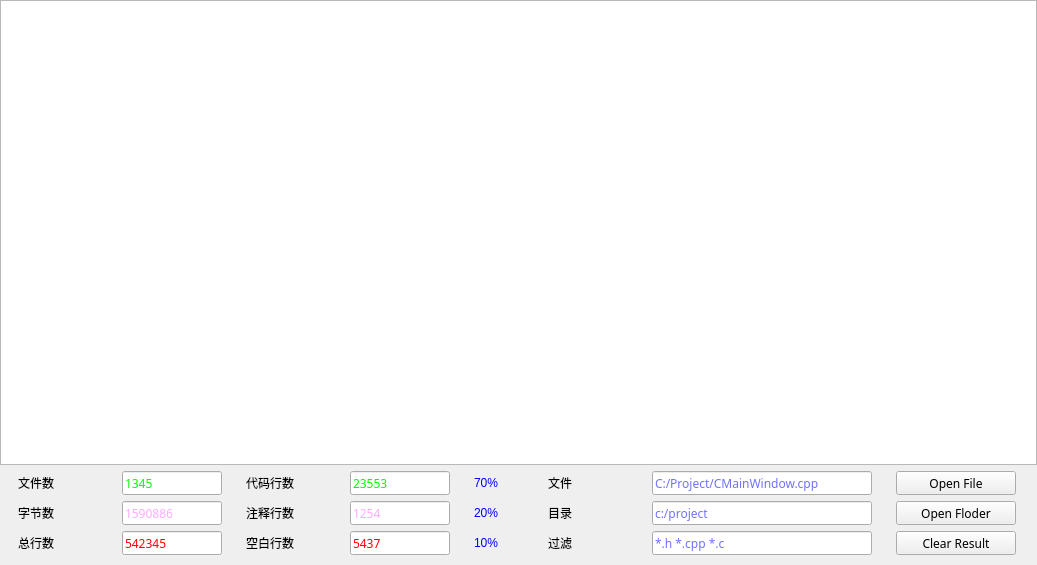
This is v5/mainwindow.ui in ScottYijun/CountCodeLines as Qt 5 draws it before an edit. The edited form follows.
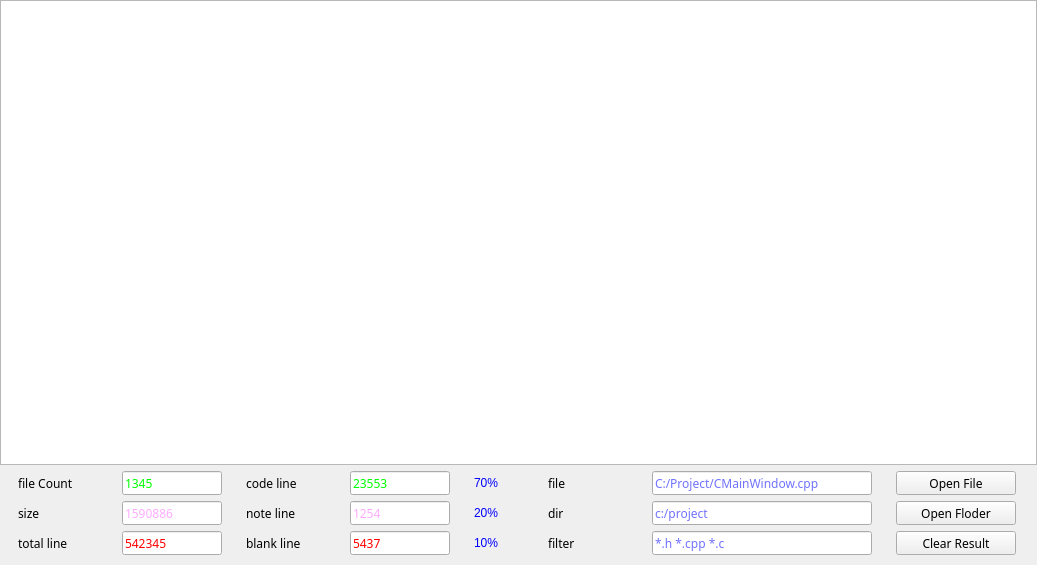
This is the edited form.

```diff
--- a/v5/mainwindow.ui
+++ b/v5/mainwindow.ui
@@ -54,7 +54,7 @@
            </font>
           </property>
           <property name="text">
-           <string>文件数</string>
+           <string>file Count</string>
           </property>
           <property name="openExternalLinks">
            <bool>true</bool>
@@ -108,7 +108,7 @@
            </font>
           </property>
           <property name="text">
-           <string>代码行数</string>
+           <string>code line</string>
           </property>
          </widget>
         </item>
@@ -181,7 +181,7 @@
            </font>
           </property>
           <property name="text">
-           <string>文件</string>
+           <string>file</string>
           </property>
          </widget>
         </item>
@@ -260,7 +260,7 @@
            </font>
           </property>
           <property name="text">
-           <string>字节数</string>
+           <string>size</string>
           </property>
          </widget>
         </item>
@@ -311,7 +311,7 @@
            </font>
           </property>
           <property name="text">
-           <string>注释行数</string>
+           <string>note line</string>
           </property>
          </widget>
         </item>
@@ -384,7 +384,7 @@
            </font>
           </property>
           <property name="text">
-           <string>目录</string>
+           <string>dir</string>
           </property>
          </widget>
         </item>
@@ -463,7 +463,7 @@
            </font>
           </property>
           <property name="text">
-           <string>总行数</string>
+           <string>total line</string>
           </property>
          </widget>
         </item>
@@ -514,7 +514,7 @@
            </font>
           </property>
           <property name="text">
-           <string>空白行数</string>
+           <string>blank line</string>
           </property>
          </widget>
         </item>
@@ -587,7 +587,7 @@
            </font>
           </property>
           <property name="text">
-           <string>过滤</string>
+           <string>filter</string>
           </property>
          </widget>
         </item>
```
